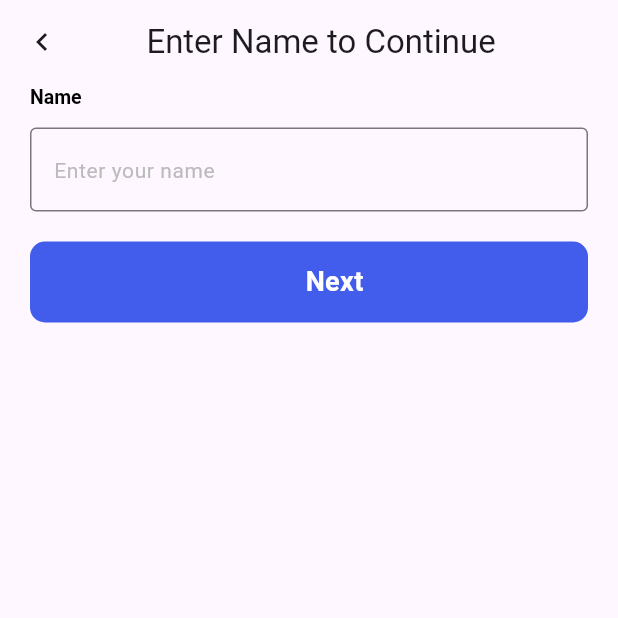
After one commit to rajivstha10/votingApp, a Flutter app: the screen it shows after launch, after a tap on "Vote Here", after a tap on the "grade" icon, on a phone screen of 412 x 824 dp, the top half of it. The commit adds this screen. Run offline on Flutter 3.47's test engine with Material 3 defaults, Android fonts, the light colour scheme and no system bars; our stand-ins replace cloud_firestore, firebase_core, gap; accounts and stored records are empty.

Commit message:
Fix: vote by click

```diff
--- /dev/null
+++ b/lib/cam_vote/cam_name_widget.dart
@@ -0,0 +1,67 @@
+import 'package:flutter/foundation.dart';
+import 'package:flutter/material.dart';
+import 'package:gap/gap.dart';
+import 'package:votingapp/cam_vote/cam_vote_widget.dart';
+import 'package:votingapp/core/theme/colors.dart';
+import 'package:votingapp/widget/label_text_form_field.dart';
+import 'package:votingapp/widget/raised_button.dart';
+
+class CamNameWidget extends StatefulWidget {
+  const CamNameWidget({super.key});
+
+  @override
+  State<CamNameWidget> createState() => _CamNameWidgetState();
+}
+
+final TextEditingController nameController = TextEditingController();
+final GlobalKey<FormState> _formKey = GlobalKey<FormState>();
+
+class _CamNameWidgetState extends State<CamNameWidget> {
+  @override
+  Widget build(BuildContext context) {
+    return Form(
+      key: _formKey,
+      child: Scaffold(
+        appBar: AppBar(
+          leading: GestureDetector(
+              onTap: () {
+                Navigator.pop(context);
+              },
+              child: const Icon(Icons.chevron_left)),
+          title: Center(child: Text('Enter Name to Continue')),
+          actions: [Gap(40)],
+        ),
+        body: Padding(
+          padding: const EdgeInsets.symmetric(horizontal: 20),
+          child: Column(
+            children: [
+              LabelTextFormField(
+                  label: 'Name',
+                  textEditingController: nameController,
+                  hintText: 'Enter your name',
+                  inputType: TextInputType.name,
+                  textFieldType: TextFieldType.name),
+              const Gap(20),
+              RaisedButton(
+                  onPressed: () {
+                    final userName = nameController.text.trim();
+                    if (_formKey.currentState!.validate()) {
+                      Navigator.push(
+                        context,
+                        MaterialPageRoute(
+                          builder: (context) => CamVoteWidget(
+                            name: userName,
+                          ),
+                        ),
+                      );
+                    }
+                  },
+                  color: primaryColor,
+                  label: 'Next')
+            ],
+          ),
+        ),
+      ),
+    );
+  }
+}
--- a/lib/features/home_screen.dart
+++ b/lib/features/home_screen.dart
@@ -2,7 +2,10 @@
 
 import 'package:cloud_firestore/cloud_firestore.dart';
 import 'package:flutter/material.dart';
+import 'package:flutter/widgets.dart';
 import 'package:gap/gap.dart';
+import 'package:votingapp/cam_vote/cam_name_widget.dart';
+import 'package:votingapp/cam_vote/cam_vote_widget.dart';
 import 'package:votingapp/core/theme/colors.dart';
 import 'package:votingapp/features/candidates_list_widget.dart';
 import 'package:votingapp/firebase/database_service.dart';
@@ -65,9 +68,18 @@ class _HomeScreenState extends State<HomeScreen> {
             'Voting App',
             style: TextStyle(fontFamily: 'TTMussels'),
           )),
-          actions: const [
-            Icon(Icons.how_to_vote_outlined),
-            Gap(20),
+          actions: [
+            GestureDetector(
+              onTap: () {
+                Navigator.push(
+                    context,
+                    MaterialPageRoute(
+                      builder: (context) => CamNameWidget(),
+                    ));
+              },
+              child: const Icon(Icons.grade_outlined),
+            ),
+            const Gap(20),
           ],
         ),
         body: Padding(
--- a/lib/widget/raised_button.dart
+++ b/lib/widget/raised_button.dart
@@ -24,10 +24,10 @@ class _RaisedButtonState extends State<RaisedButton> {
     return GestureDetector(
       onTap: widget.onPressed,
       child: Container(
-        padding: const EdgeInsets.symmetric(horizontal: 20, vertical: 20),
+        padding: const EdgeInsets.symmetric(horizontal: 20, vertical: 14),
         decoration: BoxDecoration(
           color: widget.color,
-          borderRadius: BorderRadius.circular(20),
+          borderRadius: BorderRadius.circular(10),
         ),
         child: Row(
           mainAxisAlignment: MainAxisAlignment.center,
```
Also changed, not shown: lib/cam_vote/cam_vote_widget.dart (added, +200 -0 lines), lib/cam_vote/widget/candidate_radio_list_widget.dart (added, +61 -0 lines), lib/firebase/cam_db_service.dart (added, +85 -0 lines), lib/widget/bottom_sheet.dart (added, +114 -0 lines).
